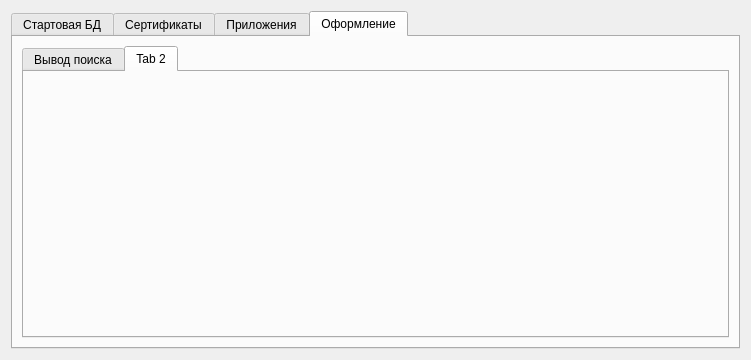
Above: Core/DialogSorWindow/Settings_app/d_settings_app.ui from PanchukDima/pndbase2-code before the change. Below: the same form after it.
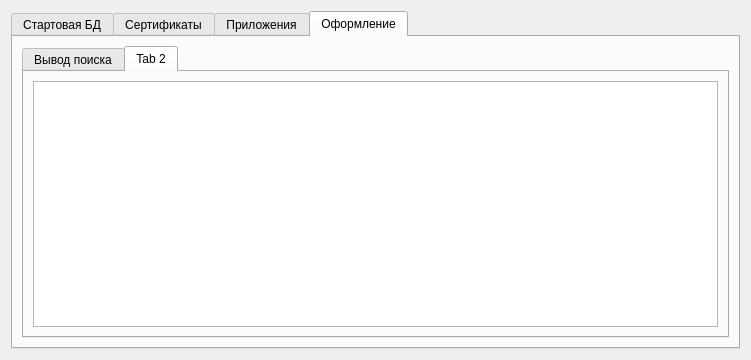
That is the form after the change. The open tabs and pages were chosen to show the change.

```diff
--- a/Core/DialogSorWindow/Settings_app/d_settings_app.ui
+++ b/Core/DialogSorWindow/Settings_app/d_settings_app.ui
@@ -248,6 +248,11 @@
           <attribute name="title">
            <string>Tab 2</string>
           </attribute>
+          <layout class="QVBoxLayout" name="verticalLayout_4">
+           <item>
+            <widget class="QTableView" name="tableView"/>
+           </item>
+          </layout>
          </widget>
         </widget>
        </item>
```
Left out of the diff: 3 changed lines with no effect on the pictures.
